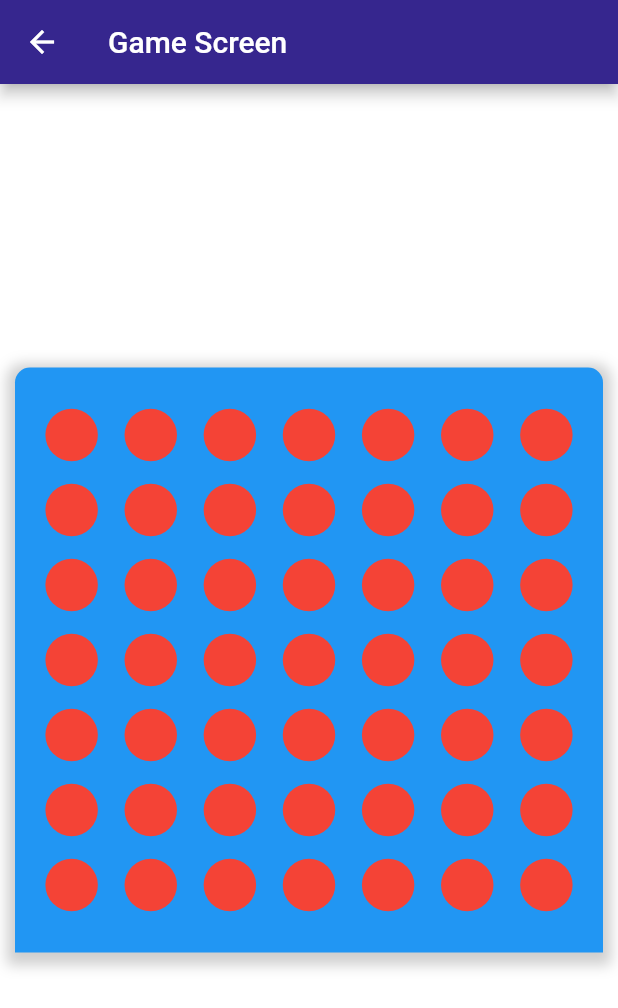
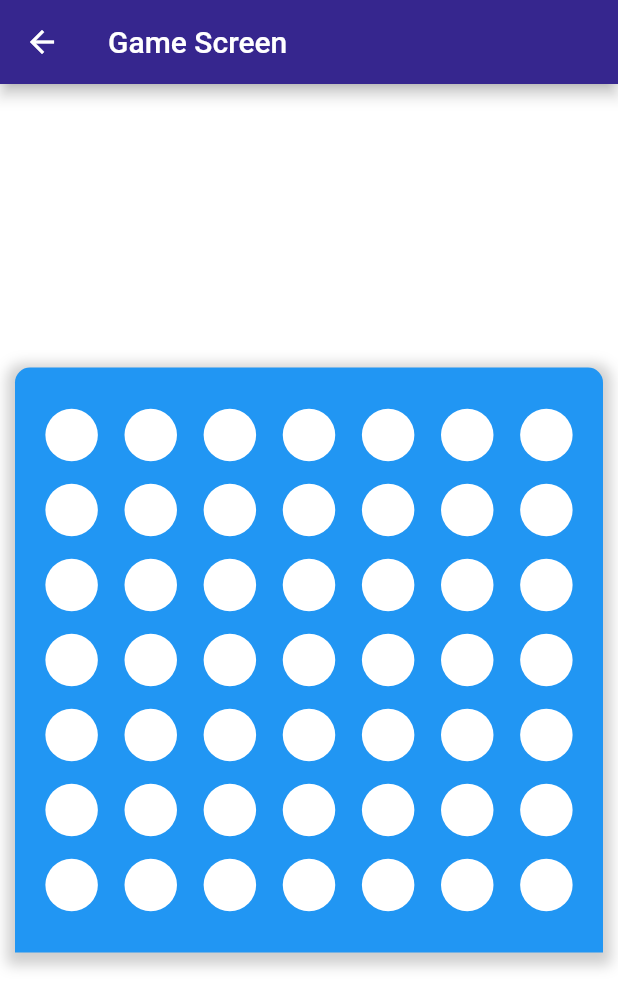
Before and after one commit to Connect-Four-Project/Connect-Four, a Flutter app: the GameScreen screen opened directly, on a phone screen of 412 x 824 dp. Shown: the top 1008 px of the screen. Run offline on Flutter 3.47's test engine with Material 2 defaults, Android fonts, the phone set to English and light mode, and no system bars.

Commit message:
changed color according to player

```diff
--- a/App/connect_four/lib/Screens/GameScreen/Cell.dart
+++ b/App/connect_four/lib/Screens/GameScreen/Cell.dart
@@ -8,21 +8,20 @@ enum cellMode {
 
 class Cell extends StatelessWidget {
   final currentCellMode;
+  final int cellNumber;
 
-  Cell({Key key, @required this.currentCellMode}) : super(key: key);
+  Cell({Key key, @required this.currentCellMode, this.cellNumber})
+      : super(key: key);
 
-  Color currColor = Colors.red;
 
-  void initColor() {
+  Color setColor() {
     switch (this.currentCellMode) {
       case cellMode.YELLOW:
-        currColor = Colors.yellow;
-        break;
+        return Colors.yellow;
       case cellMode.RED:
-        currColor = Colors.red;
-        break;
+        return Colors.red;
       default:
-        currColor = Colors.white;
+        return Colors.white;
     }
   }
 
@@ -31,7 +30,7 @@ class Cell extends StatelessWidget {
       height: 35,
       width: 35,
       decoration: BoxDecoration(
-          borderRadius: BorderRadius.circular(32), color: currColor),
+          borderRadius: BorderRadius.circular(32), color: setColor()),
     );
   }
 
--- /dev/null
+++ b/App/connect_four/lib/Screens/GameScreen/Controller.dart
@@ -0,0 +1,20 @@
+import 'package:flutter/cupertino.dart';
+import 'package:flutter/material.dart';
+import 'package:flutter/widgets.dart';
+
+import 'column.dart';
+
+class Controller {
+  static int playerTurn = 0;
+
+  static List<List<int>> isEmpty = new List.generate(8, (i) => List.generate(8, (j) => -1));
+
+  static List<List<int>> change(int lastCell, int colNumber) {
+    if (lastCell >= 0) {
+      isEmpty[colNumber][lastCell] = playerTurn;
+      playerTurn = (playerTurn + 1) % 2;
+      print(playerTurn);
+    }
+    return isEmpty;
+  }
+}
--- a/App/connect_four/lib/Screens/GameScreen/column.dart
+++ b/App/connect_four/lib/Screens/GameScreen/column.dart
@@ -1,16 +1,42 @@
 import 'package:flutter/material.dart';
 
 import 'Cell.dart';
+import 'Controller.dart';
 
-class BoardColumn extends StatelessWidget {
+class BoardColumn extends StatefulWidget {
   final int colNumber;
 
-  const BoardColumn({Key key, @required this.colNumber}) : super(key: key);
+  BoardColumn({Key key, @required this.colNumber}) : super(key: key);
+
+  @override
+  _BoardColumnState createState() =>
+      _BoardColumnState(colNumber: this.colNumber);
+}
+
+class _BoardColumnState extends State<BoardColumn> {
+  int playerTurn, lastCell, colNumber;
+
+  @override
+  void initState() {
+    super.initState();
+    lastCell = 6;
+    playerTurn = 0;
+  }
+
+  _BoardColumnState({@required this.colNumber});
+
+  List<List<int>> isEmpty =
+      new List.generate(8, (i) => List.generate(8, (j) => -1));
 
   List<Cell> buildColumnCells() {
     List<Cell> cells = <Cell>[];
     for (int i = 0; i < 7; ++i) {
-      cells.add(new Cell());
+      cells.add(new Cell(
+        cellNumber: i,
+        currentCellMode: ((isEmpty[colNumber][i] == -1)
+            ? cellMode.EMPTY
+            : (isEmpty[colNumber][i] == 1 ? cellMode.RED : cellMode.YELLOW)),
+      ));
     }
     return cells;
   }
@@ -19,7 +45,10 @@ class BoardColumn extends StatelessWidget {
   Widget build(BuildContext context) {
     return GestureDetector(
       onTap: () {
-        print(colNumber);
+        setState(() {
+          isEmpty = Controller.change(lastCell, colNumber);
+          lastCell--;
+        });
       },
       child: Column(
         mainAxisSize: MainAxisSize.min,
```
Also changed, not shown: App/connect_four/lib/Screens/GameScreen/Board.dart (line endings or trailing spaces).
